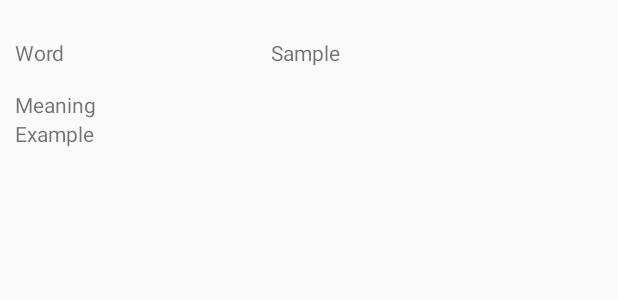
After one commit to henefisa/flashcard, an Android app: the layout my_word_list_view_item.xml on its own in the app's theme, with its tools: preview values and no code run, on a phone screen of 412 x 824 dp. The commit adds this screen. Shown: the top 300 px of the screen. Run offline under Robolectric (Android 15) with nearby library versions, the phone set to English and light mode, and no system bars.

Commit message:
mock my word page

```diff
--- a/app/build.gradle
+++ b/app/build.gradle
@@ -28,6 +28,10 @@ android {
         sourceCompatibility JavaVersion.VERSION_1_8
         targetCompatibility JavaVersion.VERSION_1_8
     }
+
+    kotlinOptions {
+        jvmTarget = '1.8'
+    }
 }
 
 dependencies {
@@ -36,6 +40,7 @@ dependencies {
     implementation 'androidx.core:core-ktx:1.5.0'
     implementation 'androidx.appcompat:appcompat:1.3.0'
     implementation 'androidx.constraintlayout:constraintlayout:2.0.4'
+    implementation 'com.google.android.material:material:1.3.0'
     testImplementation 'junit:junit:4.12'
     androidTestImplementation 'androidx.test.ext:junit:1.1.2'
     androidTestImplementation 'androidx.test.espresso:espresso-core:3.3.0'
--- a/app/src/main/java/com/xfs/flashcard/MainActivity.kt
+++ b/app/src/main/java/com/xfs/flashcard/MainActivity.kt
@@ -1,7 +1,7 @@
 package com.xfs.flashcard
 
+import android.os.Bundle
 import androidx.appcompat.app.AppCompatActivity
-import android.os.Bundle
 
 class MainActivity : AppCompatActivity() {
     override fun onCreate(savedInstanceState: Bundle?) {
--- /dev/null
+++ b/app/src/main/res/layout/my_word_list_view_item.xml
@@ -0,0 +1,31 @@
+<?xml version="1.0" encoding="utf-8"?>
+<LinearLayout xmlns:android="http://schemas.android.com/apk/res/android"
+              android:orientation="vertical"
+              android:layout_width="match_parent"
+              android:layout_height="wrap_content"
+              android:id="@+id/my_words_item"
+              android:padding="10dp"
+>
+    <LinearLayout android:layout_width="match_parent" android:layout_height="wrap_content"
+                  android:orientation="horizontal" android:layout_weight="1">
+        <TextView android:layout_width="0dp" android:layout_height="match_parent"
+                  android:layout_weight="1"
+                  android:gravity="center_vertical"
+                  android:id="@+id/word"
+                  android:text="Word"/>
+        <TextView android:layout_width="0dp" android:layout_weight="1" android:id="@+id/spell"
+                  android:layout_marginLeft="10dp" android:layout_height="match_parent"
+                  android:text="Sample" android:gravity="center_vertical"/>
+        <ImageView android:layout_width="50dp" android:layout_height="50dp" android:layout_gravity="center_vertical"
+                   android:layout_marginLeft="10dp"
+        />
+    </LinearLayout>
+    <TextView android:layout_width="match_parent" android:id="@+id/mean" android:gravity="center_vertical"
+              android:layout_weight="1"
+              android:layout_height="wrap_content"
+              android:text="Meaning"/>
+    <TextView android:layout_width="match_parent" android:id="@+id/example" android:gravity="center_vertical"
+              android:layout_weight="1"
+              android:layout_height="wrap_content"
+              android:text="Example"/>
+</LinearLayout>
--- a/app/src/main/res/values/strings.xml
+++ b/app/src/main/res/values/strings.xml
@@ -1,3 +1,4 @@
 <resources>
     <string name="app_name">Flashcard</string>
+    <string name="search">Search</string>
 </resources>
```
Also changed, not shown: app/src/main/java/com/xfs/flashcard/activities/MyWordActivity.kt (added, +43 -0 lines), app/src/main/java/com/xfs/flashcard/adapter/MyWordAdapter.kt (added, +40 -0 lines), app/src/main/java/com/xfs/flashcard/models/Word.kt (added, +11 -0 lines), app/src/main/res/layout/my_word_list_view.xml (added, +7 -0 lines).
